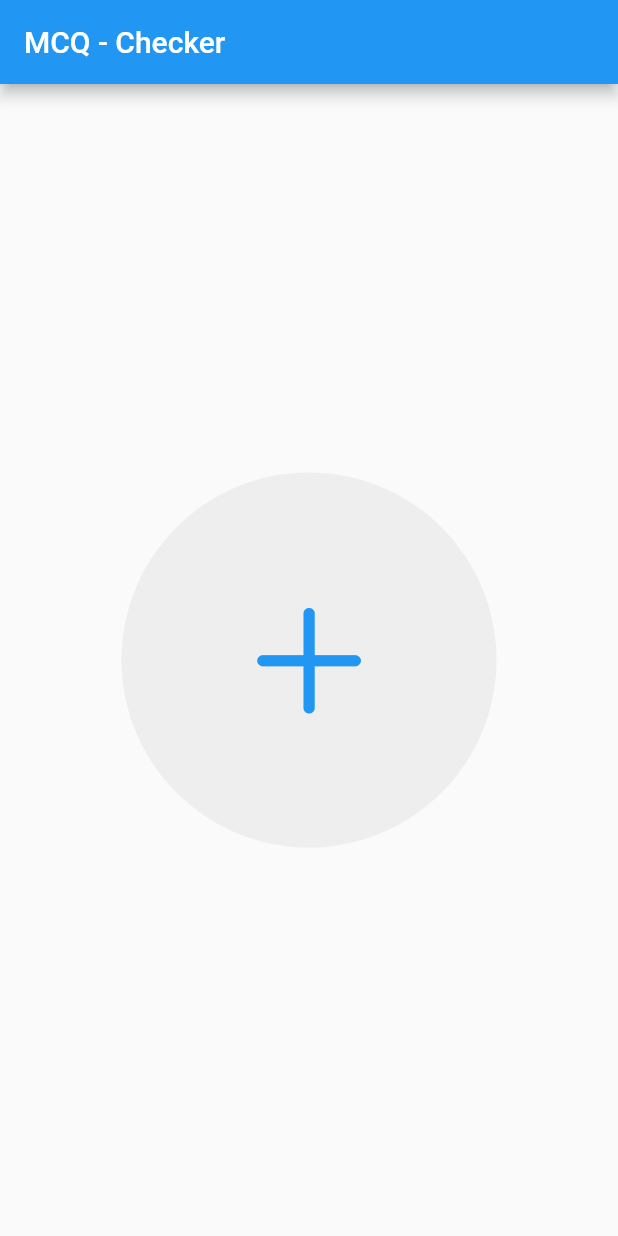
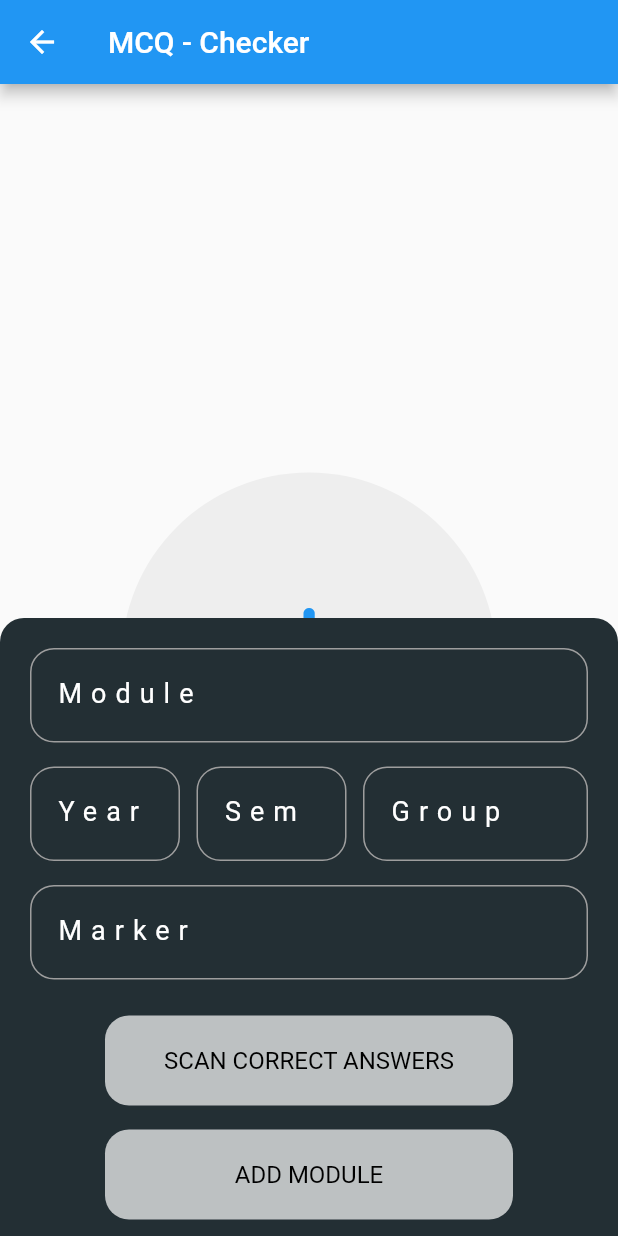
Before and after one commit to koiralapankaj7/mcq_checker, a Flutter app: the screen it shows after launch, after a tap on an icon or button, on a phone screen of 412 x 824 dp. Run offline on Flutter 3.47's test engine with Material 2 defaults, Android fonts, the phone set to English and light mode, and no system bars.

Commit message:
add module updated

```diff
--- a/lib/src/screens/home_screen.dart
+++ b/lib/src/screens/home_screen.dart
@@ -1,10 +1,19 @@
 import 'package:flutter/material.dart';
 import 'package:flutter/cupertino.dart';
+import 'package:mcq_checker/src/widgets/add_module_bottom_sheet.dart';
 
-class HomeScreen extends StatelessWidget {
+class HomeScreen extends StatefulWidget {
+  @override
+  _HomeScreenState createState() => _HomeScreenState();
+}
+
+class _HomeScreenState extends State<HomeScreen> {
+  final GlobalKey<ScaffoldState> _scaffoldKey = GlobalKey();
+
   @override
   Widget build(BuildContext context) {
     return Scaffold(
+      key: _scaffoldKey,
       appBar: AppBar(
         title: Text('MCQ - Checker'),
       ),
@@ -32,7 +41,8 @@ class HomeScreen extends StatelessWidget {
               color: Colors.blue,
             ),
             onTap: () {
-              print('Clicked');
+              _scaffoldKey.currentState
+                  .showBottomSheet((BuildContext context) => AddModule());
             },
           ),
         ),
--- /dev/null
+++ b/lib/src/widgets/add_module_bottom_sheet.dart
@@ -0,0 +1,152 @@
+import 'package:flutter/material.dart';
+
+class AddModule extends StatelessWidget {
+  //
+  //
+
+  @override
+  Widget build(BuildContext context) {
+    return Container(
+      padding: EdgeInsets.all(20.0),
+      height: MediaQuery.of(context).size.height * 0.5,
+      decoration: BoxDecoration(
+        borderRadius: BorderRadius.only(
+          topLeft: Radius.circular(16.0),
+          topRight: Radius.circular(16.0),
+        ),
+        color: Color(0xff232f34),
+      ),
+      child: Column(
+        crossAxisAlignment: CrossAxisAlignment.stretch,
+        children: <Widget>[
+          textField('Module', 'Programming'),
+          SizedBox(height: 16.0),
+          Wrap(
+            alignment: WrapAlignment.spaceBetween,
+            children: <Widget>[
+              Container(
+                child: textField('Year', '1st'),
+                width: 100.0,
+              ),
+              // SizedBox(width: 16.0),
+              Container(
+                child: textField('Sem', '1st'),
+                width: 100.0,
+              ),
+              // SizedBox(width: 16.0),
+              Container(
+                child: textField('Group', 'L1C2'),
+                width: 150.0,
+              ),
+            ],
+          ),
+          SizedBox(height: 16.0),
+          textField('Marker', 'Pankaj Koirala'),
+          SizedBox(height: 16.0),
+          btnAttachAnswer(),
+          btnAdd(),
+        ],
+      ),
+    );
+  }
+
+  Widget textField(String lable, String placeHolder) {
+    return TextField(
+      // User typed text stype
+      style: TextStyle(
+        fontSize: 24.0,
+        color: Colors.white70,
+        //fontWeight: FontWeight.w400,
+      ),
+      decoration: InputDecoration(
+        // Label style
+        labelText: lable,
+        labelStyle: TextStyle(
+          letterSpacing: 6.0,
+          fontSize: 18.0,
+          color: Colors.white,
+        ),
+
+        // Hint Style
+        hintText: placeHolder,
+        hintStyle: TextStyle(
+          color: Colors.white54,
+        ),
+
+        // Text Style
+        contentPadding: EdgeInsets.only(left: 16.0, top: 35.0, right: 16.0),
+
+        // Normal border Style
+        enabledBorder: OutlineInputBorder(
+          borderRadius: BorderRadius.all(
+            Radius.circular(16.0),
+          ),
+          borderSide: BorderSide(
+            style: BorderStyle.solid,
+            color: Colors.grey,
+          ),
+        ),
+
+        // Focused Border Style
+        focusedBorder: OutlineInputBorder(
+          borderRadius: BorderRadius.all(
+            Radius.circular(16.0),
+          ),
+          borderSide: BorderSide(
+            color: Colors.white,
+          ),
+        ),
+      ),
+    );
+  }
+
+  Widget btnAttachAnswer() {
+    return InkWell(
+      onTap: () {
+        print('Clicked scann answer btn');
+      },
+      child: Container(
+        height: 60.0,
+        alignment: Alignment.center,
+        margin: EdgeInsets.symmetric(horizontal: 50.0, vertical: 8.0),
+        decoration: BoxDecoration(
+          color: Colors.white70,
+          borderRadius: BorderRadius.circular(16.0),
+        ),
+        child: Text(
+          'Scan Correct Answers'.toUpperCase(),
+          textAlign: TextAlign.center,
+          style: TextStyle(
+            fontSize: 16.0,
+            color: Colors.black,
+          ),
+        ),
+      ),
+    );
+  }
+
+  Widget btnAdd() {
+    return InkWell(
+      onTap: () {
+        print('Add Module');
+      },
+      child: Container(
+        height: 60.0,
+        alignment: Alignment.center,
+        margin: EdgeInsets.symmetric(horizontal: 50.0, vertical: 8.0),
+        decoration: BoxDecoration(
+          color: Colors.white70,
+          borderRadius: BorderRadius.circular(16.0),
+        ),
+        child: Text(
+          'Add Module'.toUpperCase(),
+          textAlign: TextAlign.center,
+          style: TextStyle(
+            fontSize: 16.0,
+            color: Colors.black,
+          ),
+        ),
+      ),
+    );
+  }
+}
```
